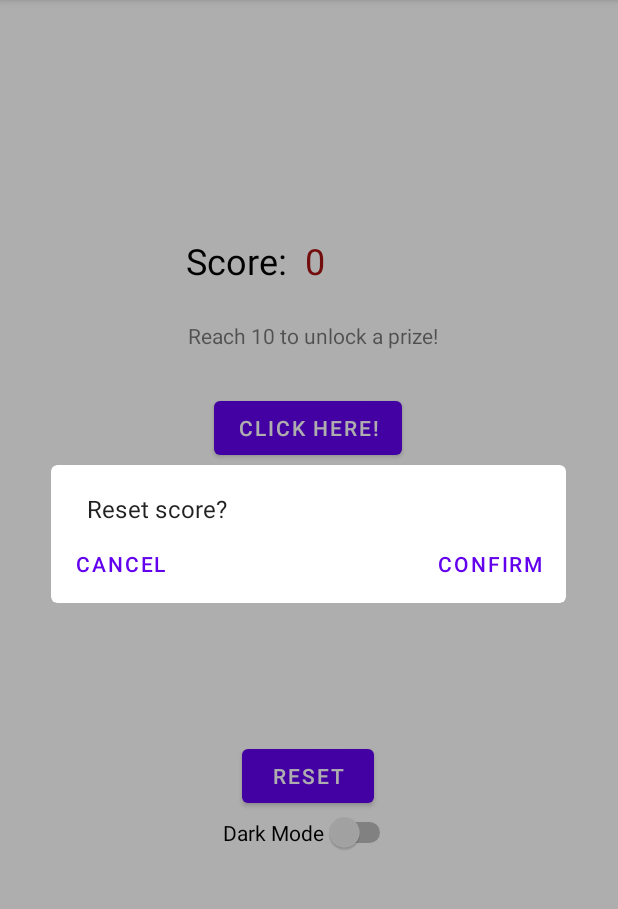
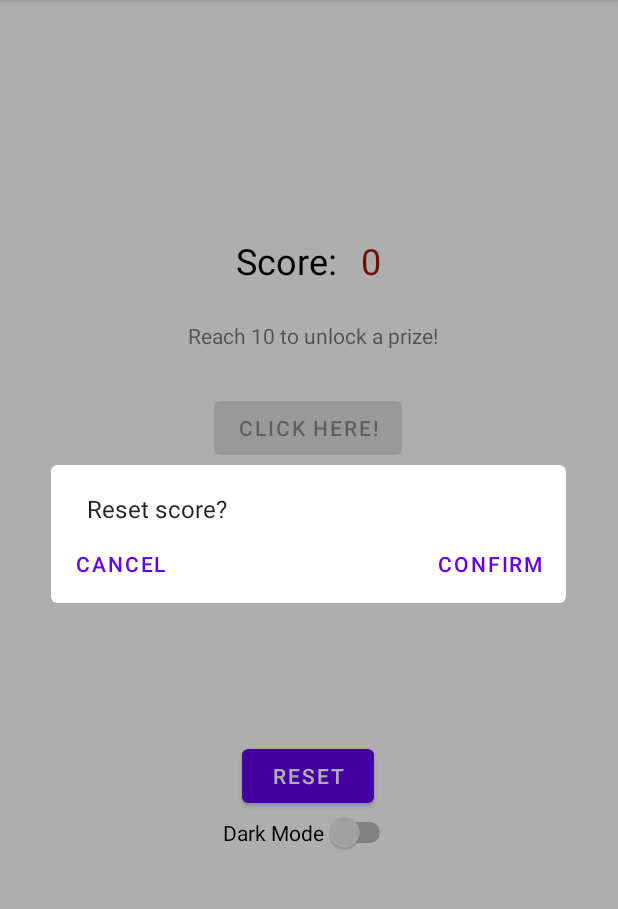
Before and after one commit to VivianLi1/Twitch_App, an Android app: the SettingsActivity screen opened directly, with no data from a screen before it, after a tap on "RESET", on a phone screen of 412 x 824 dp, the part 84-993 px from its top. Run offline under Robolectric (Android 15) with nearby library versions, the phone set to English and light mode, and no system bars; libraries missing offline, so code that uses them is left out: com.example.rocketreserver; 2 statements that could not run were skipped.

Commit message:
prize button enables based on score

```diff
--- a/app/src/main/java/com/example/flagquizapp/AppContract.kt
+++ b/app/src/main/java/com/example/flagquizapp/AppContract.kt
@@ -46,16 +46,20 @@ interface AppContract {
         fun getScore()
         fun resetScore()
         fun setDarkMode(darkMode: Boolean)
+        fun isPrizeEnabled(requiredScore: Int)
+        fun enablePrize(enable: Boolean)
     }
 
-    interface  SettingsView{
+    interface SettingsView{
         fun displayScore(newScore: String?)
         fun thisContext(): Context
+        fun enablePrizeButton(enable: Boolean)
     }
 
-    interface  SettingsModel{
+    interface SettingsModel{
         fun getScore(context: Context)
         fun resetScore(context: Context)
         fun setDarkMode(context: Context, darkMode: Boolean)
+        fun isPrizeEnabled(context: Context, requiredScore: Int)
     }
 }
--- a/app/src/main/java/com/example/flagquizapp/SettingsActivity.kt
+++ b/app/src/main/java/com/example/flagquizapp/SettingsActivity.kt
@@ -17,9 +17,10 @@ class SettingsActivity : MainActivity(), AppContract.SettingsView {
         super.onCreate(savedInstanceState)
         setContentView(R.layout.activity_settings)
 
+        //initialize presenter
         settingsPresenter = SettingsPresenter(this)
-        settingsPresenter.getScore()
 
+        //add listener to reset score button
         val resetButton = findViewById<Button>(R.id.resetButton)
         resetButton.setOnClickListener {
             confirmResetDialog()
@@ -27,6 +28,7 @@ class SettingsActivity : MainActivity(), AppContract.SettingsView {
 
         val lightDarkToggle = findViewById<Switch>(R.id.lightDarkToggle)
 
+        // if light dark toggle enable, set dark mode
         lightDarkToggle.setOnCheckedChangeListener { _, isChecked ->
             if (isChecked) {
                 AppCompatDelegate.setDefaultNightMode(AppCompatDelegate.MODE_NIGHT_YES)
@@ -37,11 +39,16 @@ class SettingsActivity : MainActivity(), AppContract.SettingsView {
             }
         }
 
+        //set prize button listener -> go to prize activity
         val prizeButton = findViewById<Button>(R.id.prizeButton)
+        prizeButton.isEnabled = false
         prizeButton.setOnClickListener {
             val intent = Intent(this, PrizeActivity::class.java)
             startActivity(intent)
         }
+
+        settingsPresenter.getScore()
+        settingsPresenter.isPrizeEnabled(10)
     }
 
     // displays score on view
@@ -55,7 +62,8 @@ class SettingsActivity : MainActivity(), AppContract.SettingsView {
         return applicationContext
     }
 
-    fun confirmResetDialog(){
+    // dialog to confirm score reset
+    private fun confirmResetDialog(){
         MaterialAlertDialogBuilder(this)
             .setTitle(R.string.reset_dialog_title)
             .setNeutralButton(resources.getString(R.string.cancel)){_, _ ->
@@ -66,4 +74,9 @@ class SettingsActivity : MainActivity(), AppContract.SettingsView {
             }
             .show()
     }
+
+    override fun enablePrizeButton(enable: Boolean){
+        val prizeButton = findViewById<Button>(R.id.prizeButton)
+        prizeButton.isEnabled = enable
+    }
 }
--- a/app/src/main/java/com/example/flagquizapp/SettingsModel.kt
+++ b/app/src/main/java/com/example/flagquizapp/SettingsModel.kt
@@ -24,6 +24,7 @@ class SettingsModel(val settingsPresenter: SettingsPresenter): AppContract.Setti
         }
 
         settingsPresenter.displayScore(sharedPref.getString("score", "0"))
+        settingsPresenter.enablePrize(false)
     }
 
     override fun setDarkMode(context: Context, darkMode: Boolean) {
@@ -34,4 +35,15 @@ class SettingsModel(val settingsPresenter: SettingsPresenter): AppContract.Setti
             apply()
         }
     }
+
+    override fun isPrizeEnabled(context: Context, requiredScore: Int) {
+        val sharedPref = context.getSharedPreferences(SHARED_PREF, Context.MODE_PRIVATE)
+        val score = sharedPref.getString("score", "0")?.toInt()
+
+        val enable = score?.compareTo(requiredScore) ?: 0 >= 0
+
+        Log.d("scoreGreater", enable.toString())
+
+        settingsPresenter.enablePrize(enable)
+    }
 }
--- a/app/src/main/java/com/example/flagquizapp/SettingsPresenter.kt
+++ b/app/src/main/java/com/example/flagquizapp/SettingsPresenter.kt
@@ -19,4 +19,12 @@ class SettingsPresenter(val view: AppContract.SettingsView): AppContract.Setting
     override fun setDarkMode(darkMode: Boolean) {
         settings.setDarkMode(view.thisContext(), darkMode)
     }
+
+    override fun isPrizeEnabled(requiredScore: Int) {
+        settings.isPrizeEnabled(view.thisContext(), requiredScore)
+    }
+
+    override fun enablePrize(enable: Boolean) {
+        view.enablePrizeButton(enable)
+    }
 }
--- a/app/src/main/res/layout/activity_settings.xml
+++ b/app/src/main/res/layout/activity_settings.xml
@@ -5,19 +5,6 @@
     android:layout_width="match_parent"
     android:layout_height="match_parent"
     tools:context=".SettingsActivity">
-
-    <TextView
-        android:id="@+id/score2"
-        android:layout_width="wrap_content"
-        android:layout_height="wrap_content"
-        android:layout_marginStart="12dp"
-        android:textColor="#A81212"
-        android:textSize="24sp"
-        app:layout_constraintBottom_toBottomOf="parent"
-        app:layout_constraintStart_toEndOf="@+id/textView2"
-        app:layout_constraintTop_toTopOf="parent"
-        app:layout_constraintVertical_bias="0.214"
-        tools:text="TextView" />
 
     <TextView
         android:id="@+id/textView2"
@@ -28,10 +15,23 @@
         android:textSize="24sp"
         app:layout_constraintBottom_toBottomOf="parent"
         app:layout_constraintEnd_toEndOf="parent"
-        app:layout_constraintHorizontal_bias="0.36"
+        app:layout_constraintHorizontal_bias="0.456"
         app:layout_constraintStart_toStartOf="parent"
         app:layout_constraintTop_toTopOf="parent"
         app:layout_constraintVertical_bias="0.214" />
+
+    <TextView
+        android:id="@+id/score2"
+        android:layout_width="wrap_content"
+        android:layout_height="wrap_content"
+        android:layout_marginStart="16dp"
+        android:textColor="#A81212"
+        android:textSize="24sp"
+        app:layout_constraintBottom_toBottomOf="parent"
+        app:layout_constraintStart_toEndOf="@+id/textView2"
+        app:layout_constraintTop_toTopOf="parent"
+        app:layout_constraintVertical_bias="0.214"
+        tools:text="TextView" />
 
     <Button
         android:id="@+id/prizeButton"
```
